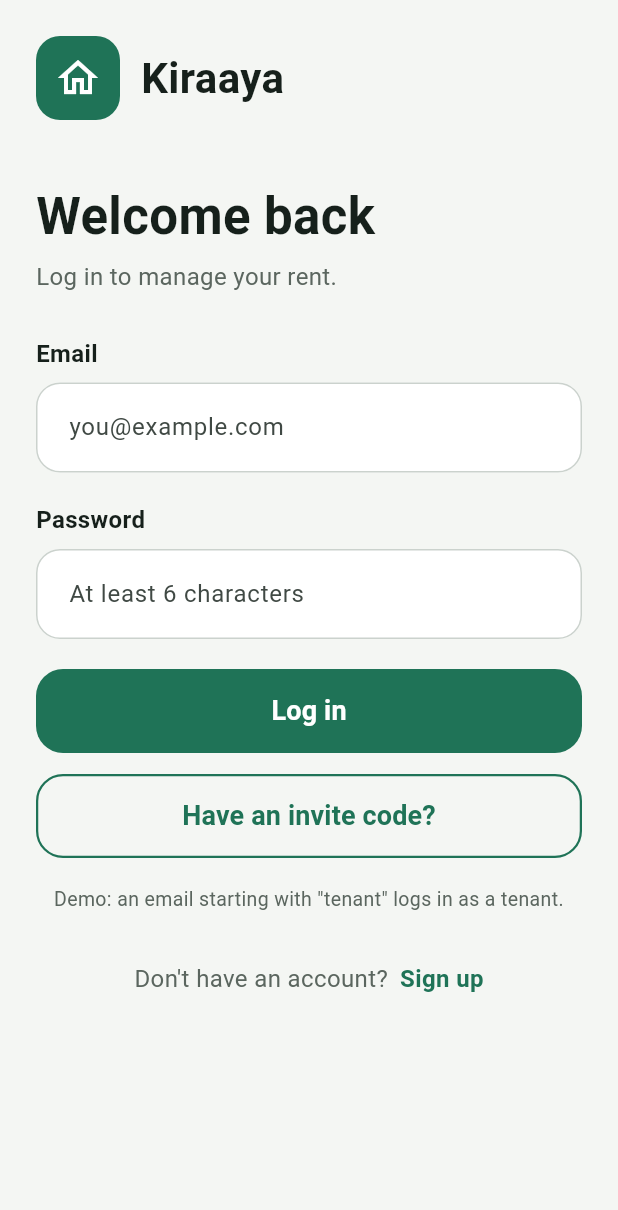
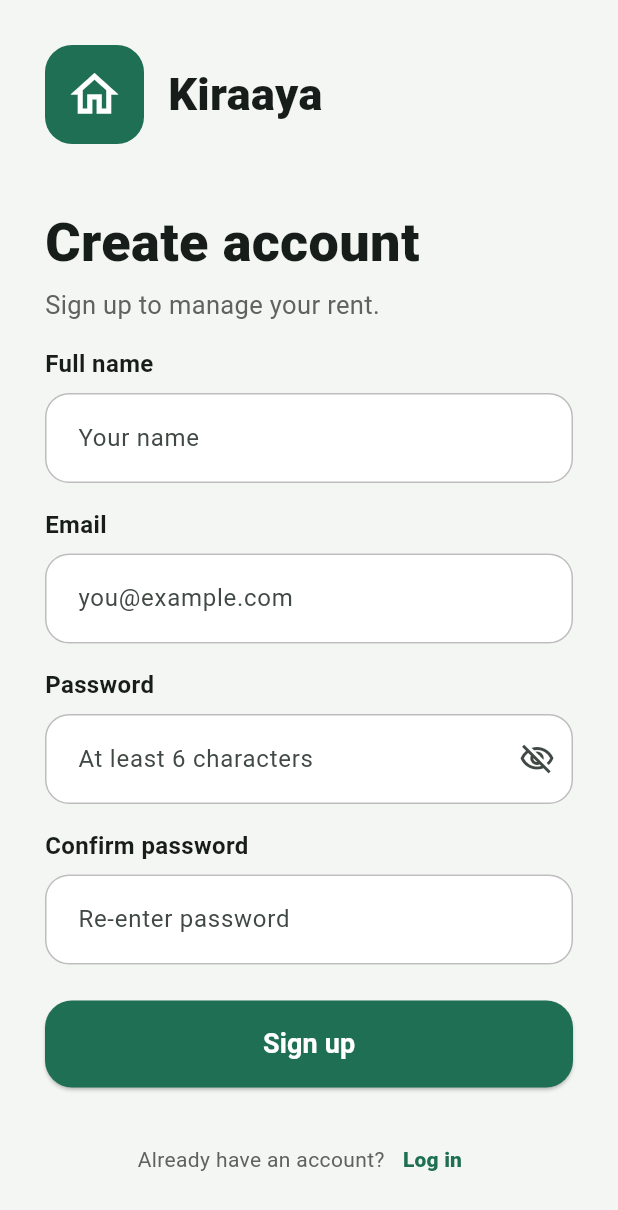
Before and after one commit to noorAbeera/Kiraaya_App, a Flutter app: the screen it shows after launch, after a tap on "Sign up", on a phone screen of 412 x 824 dp. Shown: the top 1210 px of the screen. Run offline on Flutter 3.47's test engine with Material 3 defaults, Android fonts, the phone set to English and light mode, and no system bars.

Commit message:
signup screen

```diff
--- a/lib/screen/login_screen.dart
+++ b/lib/screen/login_screen.dart
@@ -1,4 +1,5 @@
 import 'package:flutter/material.dart';
+import 'package:kiraaya_app/screen/signup_screen.dart';
 
 class LoginScreen extends StatefulWidget {
   const LoginScreen({super.key});
@@ -197,7 +198,7 @@ class _LoginScreenState extends State<LoginScreen> {
                   const SizedBox(width: 8),
                   GestureDetector(
                     onTap: () {
-                      print('Sign up screen');
+                      Navigator.push(context, MaterialPageRoute(builder: (context)=> SignupScreen()));
                     },
                     child: const Text(
                       'Sign up',
--- /dev/null
+++ b/lib/screen/signup_screen.dart
@@ -0,0 +1,181 @@
+import 'package:flutter/material.dart';
+
+class SignupScreen extends StatefulWidget {
+  const SignupScreen({super.key});
+
+  @override
+  State<SignupScreen> createState() => _SignupScreenState();
+}
+
+class _SignupScreenState extends State<SignupScreen> {
+  static const green = Color(0xFF1F6F54);
+
+  final nameController = TextEditingController();
+  final emailController = TextEditingController();
+  final passwordController = TextEditingController();
+  final confirmController = TextEditingController();
+  final ValueNotifier<bool> hidePassword = ValueNotifier<bool>(true);
+
+  @override
+  void dispose() {
+    nameController.dispose();
+    emailController.dispose();
+    passwordController.dispose();
+    confirmController.dispose();
+    hidePassword.dispose();
+    super.dispose();
+  }
+
+  InputDecoration _decoration(String hint, {Widget? suffix}) {
+    return InputDecoration(
+      hintText: hint,
+      suffixIcon: suffix,
+      filled: true,
+      fillColor: Colors.white,
+      contentPadding:
+      const EdgeInsets.symmetric(horizontal: 18, vertical: 18),
+      enabledBorder: OutlineInputBorder(
+        borderRadius: BorderRadius.circular(16),
+        borderSide: BorderSide(color: Colors.grey.shade400),
+      ),
+      focusedBorder: OutlineInputBorder(
+        borderRadius: BorderRadius.circular(16),
+        borderSide: const BorderSide(color: green, width: 1.5),
+      ),
+    );
+  }
+
+  Widget _label(String text) => Padding(
+    padding: const EdgeInsets.only(bottom: 8, top: 16),
+    child: Text(text,
+        style: const TextStyle(fontWeight: FontWeight.w700, fontSize: 16)),
+  );
+
+  void _signup() {
+    if (passwordController.text != confirmController.text) {
+      ScaffoldMessenger.of(context).showSnackBar(
+        const SnackBar(content: Text('Passwords not match ')),
+      );
+      return;
+    }
+  }
+
+  @override
+  Widget build(BuildContext context) {
+    return Scaffold(
+      backgroundColor: const Color(0xFFF4F6F3),
+      body: SafeArea(
+        child: SingleChildScrollView(
+          padding: const EdgeInsets.all(30),
+          child: Column(
+            crossAxisAlignment: CrossAxisAlignment.start,
+            children: [
+              Row(
+                children: [
+                  Container(
+                    height: 66,
+                    width: 66,
+                    decoration: BoxDecoration(
+                      color: green,
+                      borderRadius: BorderRadius.circular(18),
+                    ),
+                    child: const Icon(Icons.home_outlined,
+                        color: Colors.white, size: 38),
+                  ),
+                  const SizedBox(width: 16),
+                  const Text('Kiraaya',
+                      style:
+                      TextStyle(fontSize: 30, fontWeight: FontWeight.w800)),
+                ],
+              ),
+              const SizedBox(height: 40),
+              const Text('Create account',
+                  style: TextStyle(fontSize: 36, fontWeight: FontWeight.w800)),
+              const SizedBox(height: 4),
+              Text('Sign up to manage your rent.',
+                  style: TextStyle(fontSize: 17, color: Colors.grey.shade700)),
+
+              _label('Full name'),
+              TextFormField(
+                controller: nameController,
+                decoration: _decoration('Your name'),
+              ),
+
+              _label('Email'),
+              TextFormField(
+                controller: emailController,
+                keyboardType: TextInputType.emailAddress,
+                decoration: _decoration('you@example.com'),
+              ),
+
+              _label('Password'),
+              ValueListenableBuilder<bool>(
+                valueListenable: hidePassword,
+                builder: (context, hide, child) {
+                  return TextFormField(
+                    controller: passwordController,
+                    obscureText: hide,
+                    decoration: _decoration(
+                      'At least 6 characters',
+                      suffix: IconButton(
+                        icon: Icon(hide
+                            ? Icons.visibility_off_outlined
+                            : Icons.visibility_outlined),
+                        onPressed: () => hidePassword.value = !hide,
+                      ),
+                    ),
+                  );
+                },
+              ),
+
+              _label('Confirm password'),
+              ValueListenableBuilder<bool>(
+                valueListenable: hidePassword,
+                builder: (context, hide, child) {
+                  return TextFormField(
+                    controller: confirmController,
+                    obscureText: hide,
+                    decoration: _decoration('Re-enter password'),
+                  );
+                },
+              ),
+
+              const SizedBox(height: 24),
+              SizedBox(
+                width: double.infinity,
+                height: 58,
+                child: ElevatedButton(
+                  onPressed: _signup,
+                  style: ElevatedButton.styleFrom(
+                    backgroundColor: green,
+                    foregroundColor: Colors.white,
+                    shape: RoundedRectangleBorder(
+                        borderRadius: BorderRadius.circular(18)),
+                  ),
+                  child: const Text('Sign up',
+                      style:
+                      TextStyle(fontSize: 18, fontWeight: FontWeight.w700)),
+                ),
+              ),
+
+              const SizedBox(height: 24),
+              Row(
+                mainAxisAlignment: MainAxisAlignment.center,
+                children: [
+                  Text('Already have an account?',
+                      style: TextStyle(color: Colors.grey.shade700)),
+                  TextButton(
+                    onPressed: () => Navigator.pop(context),
+                    child: const Text('Log in',
+                        style: TextStyle(
+                            color: green, fontWeight: FontWeight.w800)),
+                  ),
+                ],
+              ),
+            ],
+          ),
+        ),
+      ),
+    );
+  }
+}
```
